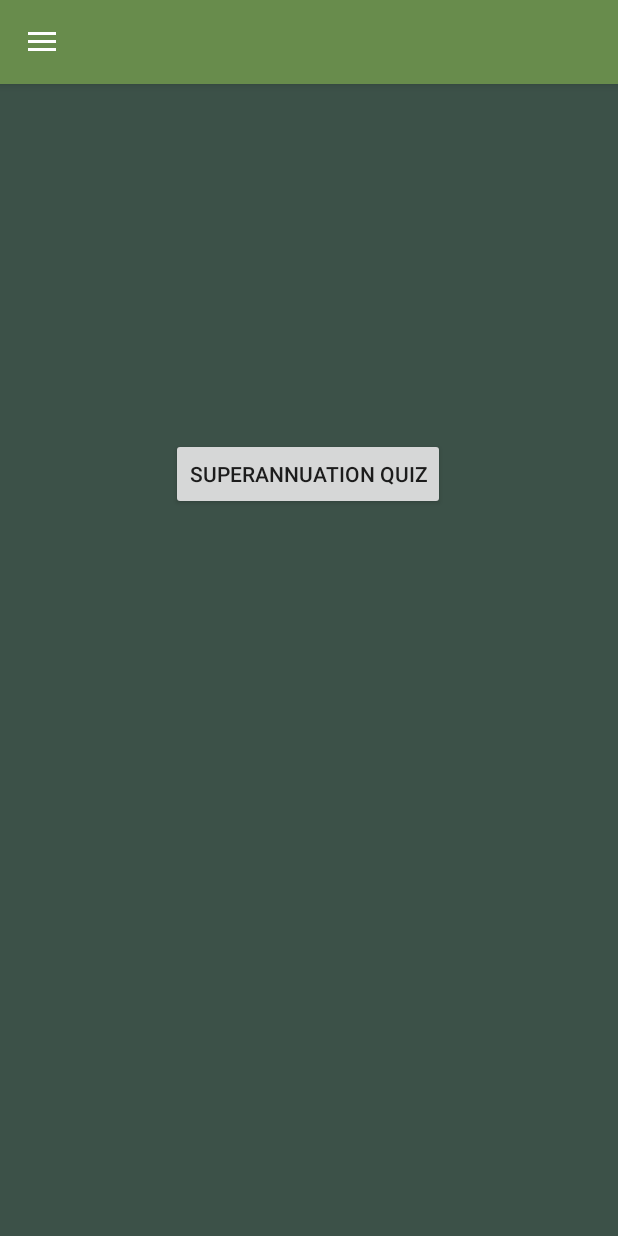
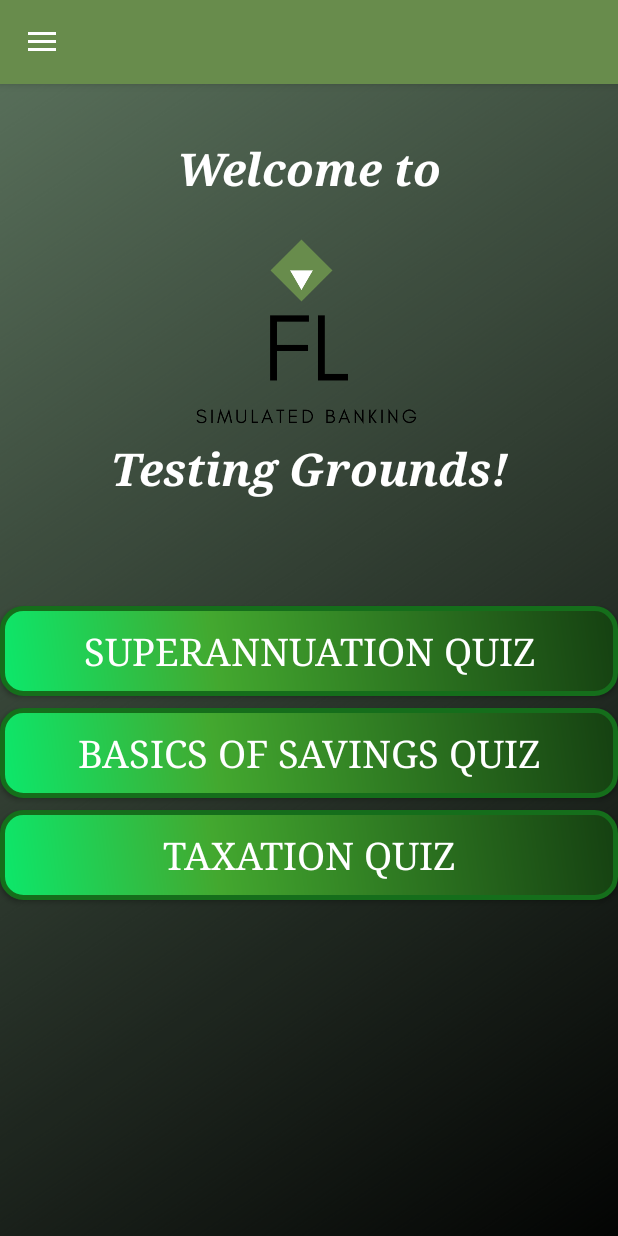
Before and after one commit to Synix12345/INFS3605FinancialLiteracy, an Android app: the fragment QuizFragment placed in its activity, in the side drawer, after a tap on "Quiz Me", on a phone screen of 412 x 824 dp. Run offline under Robolectric (Android 15) with nearby library versions, the light colour scheme and no system bars; our stand-ins replace Firebase (no records; nobody signed in at launch, a user with empty details on screens opened directly); 1 statement that could not run was skipped.

Commit message:
Updated Quiz to have all lessons (small qs pool atm, also it repeats questions) + fixed some UI

```diff
--- a/app/src/main/AndroidManifest.xml
+++ b/app/src/main/AndroidManifest.xml
@@ -19,7 +19,9 @@
         <activity android:name=".Activities.SignUpActivity" />
         <activity android:name=".Activities.HomeActivity" />
         <activity android:name=".Activities.YouTubeActivity" />
-        <activity android:name=".Activities.QuizActivity" />
+        <activity android:name=".Activities.Quiz1Activity" />
+        <activity android:name=".Activities.Quiz2Activity" />
+        <activity android:name=".Activities.Quiz3Activity" />
         <activity android:name=".Activities.ProfileActivity" />
         <activity android:name=".Activities.LessonActivity" /> <!-- <activity android:name=".Activities.YouTubeActivity" /> -->
         <activity android:name=".Activities.LoginActivity">
--- a/app/src/main/java/com/example/infs3605financialliteracy/Activities/LoansActivity.java
+++ b/app/src/main/java/com/example/infs3605financialliteracy/Activities/LoansActivity.java
@@ -62,7 +62,7 @@ public class LoansActivity extends AppCompatActivity {
 
                 double M = Math.round((P*(i * interestLength)/(interestLength-1))*100.0)/100.0;
                 double Interest = Math.round((M*n-P));
-                double Total = M * n;
+                double Total = Math.round(M * n);
 
                 totalAmount.setText(String.valueOf(M));
                 interestPayable.setText(String.valueOf(Interest));
--- a/app/src/main/java/com/example/infs3605financialliteracy/Activities/QuizActivity.java
+++ b/app/src/main/java/com/example/infs3605financialliteracy/Activities/Quiz2Activity.java
@@ -9,17 +9,16 @@ import android.widget.TextView;
 
 import androidx.appcompat.app.AlertDialog;
 import androidx.appcompat.app.AppCompatActivity;
-
-import com.example.infs3605financialliteracy.Quiz.Questions;
+import com.example.infs3605financialliteracy.Quiz.QuestionsQ2;
 import com.example.infs3605financialliteracy.R;
 
 import java.util.Random;
 
-public class QuizActivity extends AppCompatActivity {
+public class Quiz2Activity extends AppCompatActivity {
 
     Button answer1, answer2, answer3, answer4;
     TextView score, question;
-    private Questions mQuestions = new Questions();
+    private QuestionsQ2 mQuestions = new QuestionsQ2();
     private String mAnswer;
     private int mScore = 0;
     private int mQuestionLength = mQuestions.mQuestions.length;
@@ -29,7 +28,7 @@ public class QuizActivity extends AppCompatActivity {
     @Override
     protected void onCreate(Bundle savedInstanceState) {
         super.onCreate(savedInstanceState);
-        setContentView(R.layout.activity_quiz);
+        setContentView(R.layout.activity_quiz1);
 
         r = new Random();
 
@@ -110,12 +109,12 @@ public class QuizActivity extends AppCompatActivity {
     }
 
     private void testOver() {
-            AlertDialog.Builder alertDialogBuilder = new AlertDialog.Builder(QuizActivity.this);
+        AlertDialog.Builder alertDialogBuilder = new AlertDialog.Builder(Quiz2Activity.this);
         alertDialogBuilder.setMessage("Incorrect. Your final score was " + mScore + " points.").setCancelable(false)
                 .setPositiveButton("NEW TEST", new DialogInterface.OnClickListener() {
                     @Override
                     public void onClick(DialogInterface dialog, int i) {
-                            startActivity(new Intent(getApplicationContext(), QuizActivity.class));
+                        startActivity(new Intent(getApplicationContext(), Quiz1Activity.class));
                         finish();
                     }
                 })
--- a/app/src/main/java/com/example/infs3605financialliteracy/Fragments/QuizFragment.java
+++ b/app/src/main/java/com/example/infs3605financialliteracy/Fragments/QuizFragment.java
@@ -10,26 +10,50 @@ import android.widget.Button;
 import androidx.annotation.NonNull;
 import androidx.fragment.app.Fragment;
 
-import com.example.infs3605financialliteracy.Activities.QuizActivity;
+import com.example.infs3605financialliteracy.Activities.Quiz1Activity;
+import com.example.infs3605financialliteracy.Activities.Quiz2Activity;
+import com.example.infs3605financialliteracy.Activities.Quiz3Activity;
 import com.example.infs3605financialliteracy.R;
 
 public class QuizFragment extends Fragment {
-    Button quiz1;
+    Button quiz1, quiz2, quiz3;
 
     public View onCreateView(@NonNull LayoutInflater inflater, ViewGroup container, Bundle savedInstanceState) {
 
         View view = inflater.inflate(R.layout.quiz_fragment, container, false);
 
         quiz1 = view.findViewById(R.id.quiz1);
+        quiz2 = view.findViewById(R.id.quiz2);
+        quiz3 = view.findViewById(R.id.quiz3);
 
         quiz1.setOnClickListener(new View.OnClickListener() {
 
             @Override
             public void onClick(View v) {
-                Intent intent = new Intent(getContext(), QuizActivity.class);
+                Intent intent = new Intent(getContext(), Quiz1Activity.class);
                 startActivity(intent);
             }
         });
+
+        quiz2.setOnClickListener(new View.OnClickListener() {
+
+            @Override
+            public void onClick(View v) {
+                Intent intent = new Intent(getContext(), Quiz2Activity.class);
+                startActivity(intent);
+            }
+        });
+
+        quiz3.setOnClickListener(new View.OnClickListener() {
+
+            @Override
+            public void onClick(View v) {
+                Intent intent = new Intent(getContext(), Quiz3Activity.class);
+                startActivity(intent);
+            }
+        });
+
+
         return view;
     }
 }
--- a/app/src/main/java/com/example/infs3605financialliteracy/Quiz/Questions.java
+++ b/app/src/main/java/com/example/infs3605financialliteracy/Quiz/QuestionsQ1.java
@@ -1,6 +1,6 @@
 package com.example.infs3605financialliteracy.Quiz;
 
-public class Questions {
+public class QuestionsQ1 {
 
     public String mQuestions[] = {
             "Which of the following statements is correct?",
--- /dev/null
+++ b/app/src/main/java/com/example/infs3605financialliteracy/Quiz/QuestionsQ2.java
@@ -0,0 +1,61 @@
+package com.example.infs3605financialliteracy.Quiz;
+
+public class QuestionsQ2 {
+
+    public String mQuestions[] = {
+            "Instead of borrowing money for large purchases, you should set money aside in a _______ over time and pay with cash",
+            "What does it mean to have a negative savings rate?",
+            "For which of the following should you save?",
+            "Which of these is NOT a key to saving money?",
+            "Which of the following is a reason that people don't save money?",
+            "Which of the following is NOT one of the three basic reasons for saving money?"
+    };
+
+    private String mChoices[][] = {
+            {"Emergency fund","Sinking fund","Credit card fund","None of the above"},
+            {"Spending more money than you make and acquiring debt","Having no savings at all","Both of the above","None of the above"},
+            {"Purchases","Emergency Fund","Wealth building","All of the above"},
+            {"Focus", "Your Income", "Making saving a habit and a priority", "Discipline"},
+            {"They lack discipline","They do not live on a budget","They lack focus","All of the above"},
+            {"Emergency fund","Large purchases","Have money available to lend to friends","build wealth"}
+    };
+
+    private String mCorrectAnswers[] = {
+            "Sinking fund",
+            "Spending more money than you make and acquiring debt",
+            "All of the above",
+            "Your Income",
+            "All of the above",
+            "Have money available to lend to friends"
+    };
+
+    public String getQuestion(int a) {
+        String question = mQuestions[a];
+        return question;
+    }
+
+    public String getChoice1(int a) {
+        String choice = mChoices[a][0];
+        return choice;
+    }
+
+    public String getChoice2(int a) {
+        String choice = mChoices[a][1];
+        return choice;
+    }
+
+    public String getChoice3(int a) {
+        String choice = mChoices[a][2];
+        return choice;
+    }
+
+    public String getChoice4(int a) {
+        String choice = mChoices[a][3];
+        return choice;
+    }
+
+    public String getCorrectAnswer (int a) {
+        String answer = mCorrectAnswers[a];
+        return answer;
+    }
+}
--- /dev/null
+++ b/app/src/main/res/drawable/button_design1.xml
@@ -0,0 +1,28 @@
+<?xml version="1.0" encoding="utf-8"?>
+<shape xmlns:android="http://schemas.android.com/apk/res/android" android:shape="rectangle" >
+    <corners
+        android:radius="14dp"
+        />
+    <gradient
+        android:angle="45"
+        android:centerX="35%"
+        android:centerColor="#43A82F"
+        android:startColor="#0CE86B"
+        android:endColor="#154011"
+        android:type="linear"
+        />
+    <padding
+        android:left="0dp"
+        android:top="0dp"
+        android:right="0dp"
+        android:bottom="0dp"
+        />
+    <size
+        android:width="270dp"
+        android:height="60dp"
+        />
+    <stroke
+        android:width="3dp"
+        android:color="#156E1B"
+        />
+</shape>
--- a/app/src/main/res/layout/quiz_fragment.xml
+++ b/app/src/main/res/layout/quiz_fragment.xml
@@ -3,20 +3,100 @@
     xmlns:tools="http://schemas.android.com/tools"
     android:layout_width="match_parent"
     android:layout_height="match_parent"
+    android:background="@drawable/darkgreengradient"
     xmlns:app="http://schemas.android.com/apk/res-auto"
     >
 
     <Button
         android:id="@+id/quiz1"
-        android:layout_width="wrap_content"
+        android:layout_width="match_parent"
         android:layout_height="wrap_content"
-        android:layout_marginStart="176dp"
-        android:layout_marginTop="236dp"
-        android:layout_marginEnd="177dp"
+        android:layout_marginTop="348dp"
+        android:background="@drawable/button_design1"
+        android:fontFamily="serif"
         android:text="Superannuation Quiz"
+        android:textColor="#FFFFFF"
+        android:textSize="25sp"
         app:layout_constraintEnd_toEndOf="parent"
+        app:layout_constraintHorizontal_bias="0.0"
         app:layout_constraintStart_toStartOf="parent"
         app:layout_constraintTop_toTopOf="parent" />
 
+    <Button
+        android:id="@+id/quiz2"
+        android:layout_width="match_parent"
+        android:layout_height="wrap_content"
+        android:layout_marginTop="416dp"
+        android:background="@drawable/button_design1"
+        android:fontFamily="serif"
+        android:text="Basics of Savings Quiz"
+        android:textColor="#FFFFFF"
+        android:textSize="25sp"
+        app:layout_constraintEnd_toEndOf="parent"
+        app:layout_constraintHorizontal_bias="0.0"
+        app:layout_constraintStart_toStartOf="parent"
+        app:layout_constraintTop_toTopOf="parent" />
+
+    <Button
+        android:id="@+id/quiz3"
+        android:layout_width="match_parent"
+        android:layout_height="wrap_content"
+        android:layout_marginTop="484dp"
+        android:background="@drawable/button_design1"
+        android:fontFamily="serif"
+        android:text="Taxation Quiz"
+        android:textColor="#FFFFFF"
+        android:textSize="25sp"
+        app:layout_constraintEnd_toEndOf="parent"
+        app:layout_constraintHorizontal_bias="0.0"
+        app:layout_constraintStart_toStartOf="parent"
+        app:layout_constraintTop_toTopOf="parent" />
+
+    <TextView
+        android:id="@+id/title"
+        android:layout_width="wrap_content"
+        android:layout_height="wrap_content"
+        android:layout_marginStart="178dp"
+        android:layout_marginTop="36dp"
+        android:layout_marginEnd="156dp"
+        android:fontFamily="serif"
+        android:gravity="center"
+        android:text="Welcome to"
+        android:textColor="#FFFFFF"
+        android:textSize="30dp"
+        android:textStyle="bold|italic"
+        app:layout_constraintEnd_toEndOf="parent"
+        app:layout_constraintHorizontal_bias="0.613"
+        app:layout_constraintStart_toStartOf="parent"
+        app:layout_constraintTop_toTopOf="parent" />
+
+    <ImageView
+        android:id="@+id/imageView3"
+        android:layout_width="231dp"
+        android:layout_height="139dp"
+        android:layout_marginStart="88dp"
+        android:layout_marginTop="20dp"
+        android:foregroundGravity="center"
+        app:layout_constraintStart_toStartOf="parent"
+        app:layout_constraintTop_toBottomOf="@+id/title"
+        app:srcCompat="@drawable/iconblacktext" />
+
+    <TextView
+        android:id="@+id/textView8"
+        android:layout_width="wrap_content"
+        android:layout_height="wrap_content"
+        android:layout_marginStart="172dp"
+        android:layout_marginEnd="131dp"
+        android:fontFamily="serif"
+        android:gravity="center"
+        android:text="Testing Grounds!"
+        android:textColor="#FFFFFF"
+        android:textSize="30dp"
+        android:textStyle="bold|italic"
+        app:layout_constraintEnd_toEndOf="parent"
+        app:layout_constraintHorizontal_bias="0.631"
+        app:layout_constraintStart_toStartOf="parent"
+        app:layout_constraintTop_toBottomOf="@+id/imageView3" />
+
 
 </androidx.constraintlayout.widget.ConstraintLayout>
```
Also changed, not shown: app/src/main/java/com/example/infs3605financialliteracy/Activities/Quiz1Activity.java (added, +131 -0 lines), app/src/main/java/com/example/infs3605financialliteracy/Activities/Quiz3Activity.java (added, +130 -0 lines), app/src/main/java/com/example/infs3605financialliteracy/Quiz/QuestionsQ3.java (added, +61 -0 lines), app/src/main/res/layout/activity_loans.xml (+3 -4 lines), app/src/main/res/layout/activity_quiz2.xml (added, +75 -0 lines), app/src/main/res/layout/activity_quiz3.xml (added, +75 -0 lines), app/src/main/res/layout/activity_quiz1.xml (renamed from app/src/main/res/layout/activity_quiz.xml). Lines whose indentation alone changed are shown as unchanged.
